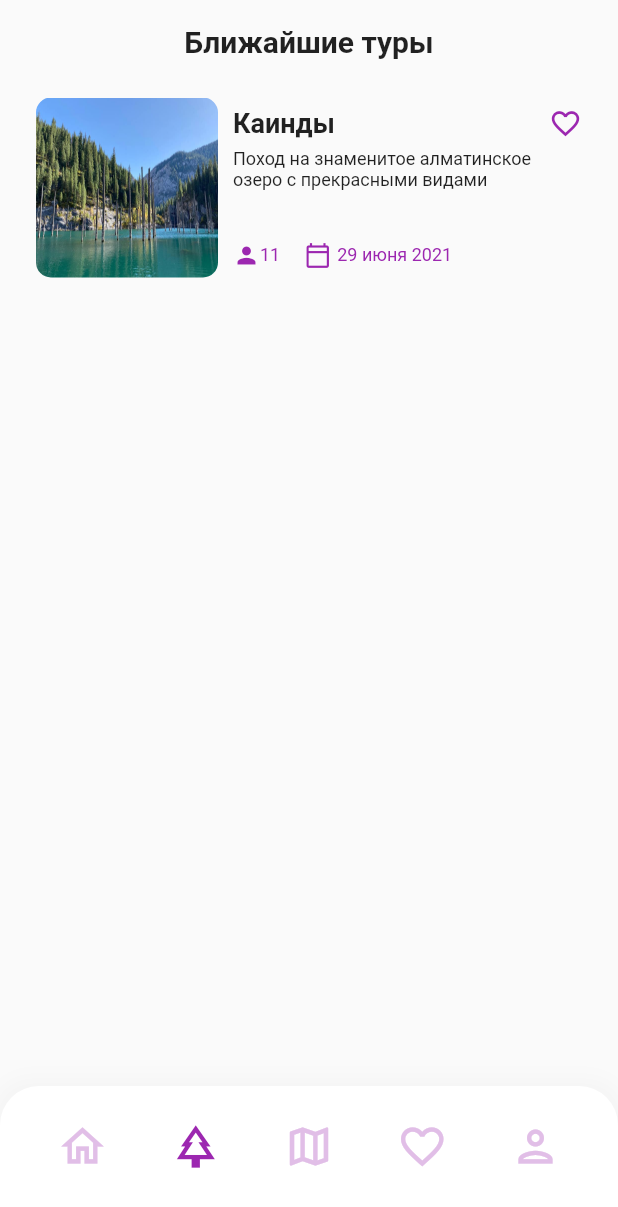
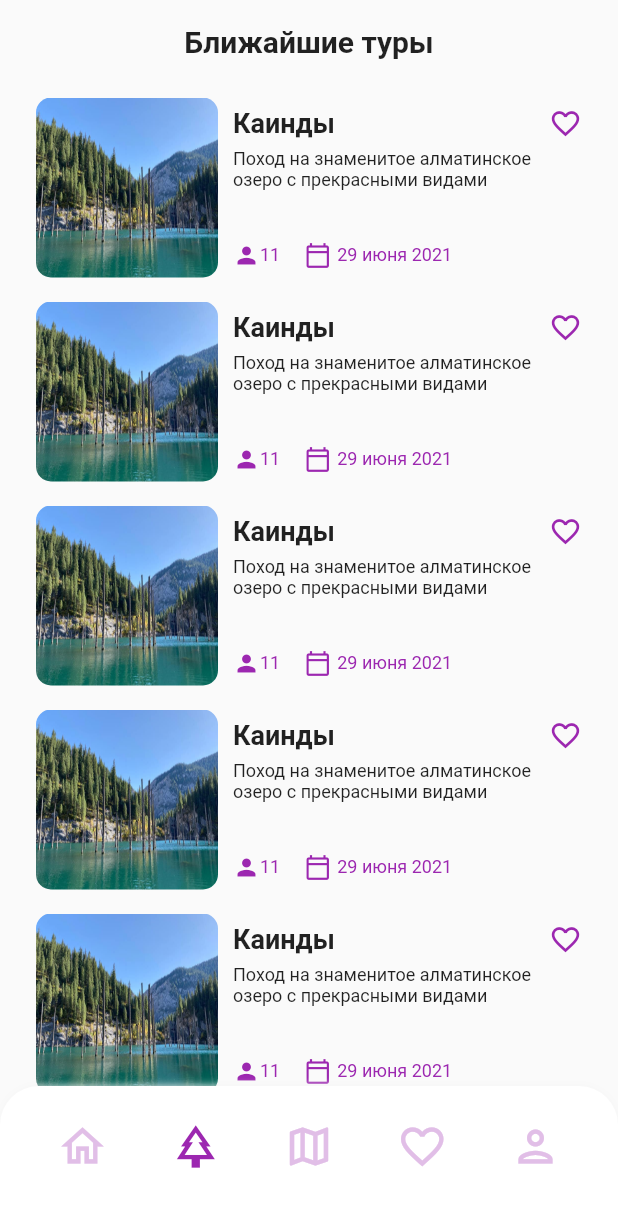
Before and after one commit to Crepiks/demal-mobile, a Flutter app: the screen it shows after launch, on a phone screen of 412 x 824 dp. Shown: the top 1207 px of the screen. Run offline on Flutter 3.47's test engine with Material 2 defaults, Android fonts, the phone set to English and light mode, and no system bars.

Commit message:
feat: implement list view of tour tiles on tours screen

```diff
--- a/lib/components/common/bottom_navigation.dart
+++ b/lib/components/common/bottom_navigation.dart
@@ -24,8 +24,8 @@ class BottomNavigation extends StatelessWidget {
                 boxShadow: [
                   BoxShadow(
                       color: Colors.grey.shade100,
-                      blurRadius: 10,
-                      spreadRadius: 5),
+                      blurRadius: 4,
+                      spreadRadius: 0),
                 ],
                 borderRadius: BorderRadius.only(
                     topLeft: Radius.circular(26),
--- a/lib/components/common/tour_tile.dart
+++ b/lib/components/common/tour_tile.dart
@@ -7,6 +7,7 @@ class TourTile extends StatelessWidget {
   Widget build(BuildContext context) {
     return Container(
       width: double.infinity,
+      height: 120,
       child: Row(
         children: [
           Expanded(
--- a/lib/screens/tours_screen.dart
+++ b/lib/screens/tours_screen.dart
@@ -22,12 +22,17 @@ class _ToursScreenState extends State<ToursScreen> {
                 style: TextStyle(fontSize: 20, fontWeight: FontWeight.w600),
               ),
             ),
-            Padding(
-              padding: EdgeInsets.only(top: 26, left: 24, right: 24),
-              child: SizedBox(
-                height: 120,
-                child: TourTile(),
-              ),
+            Expanded(
+              child: Padding(
+                  padding: EdgeInsets.only(top: 26, left: 24, right: 24),
+                  child: ListView.builder(
+                      itemCount: 10,
+                      itemBuilder: (BuildContext context, int index) {
+                        return Padding(
+                          padding: EdgeInsets.only(bottom: 16),
+                          child: TourTile(),
+                        );
+                      })),
             )
           ],
         ),
```
